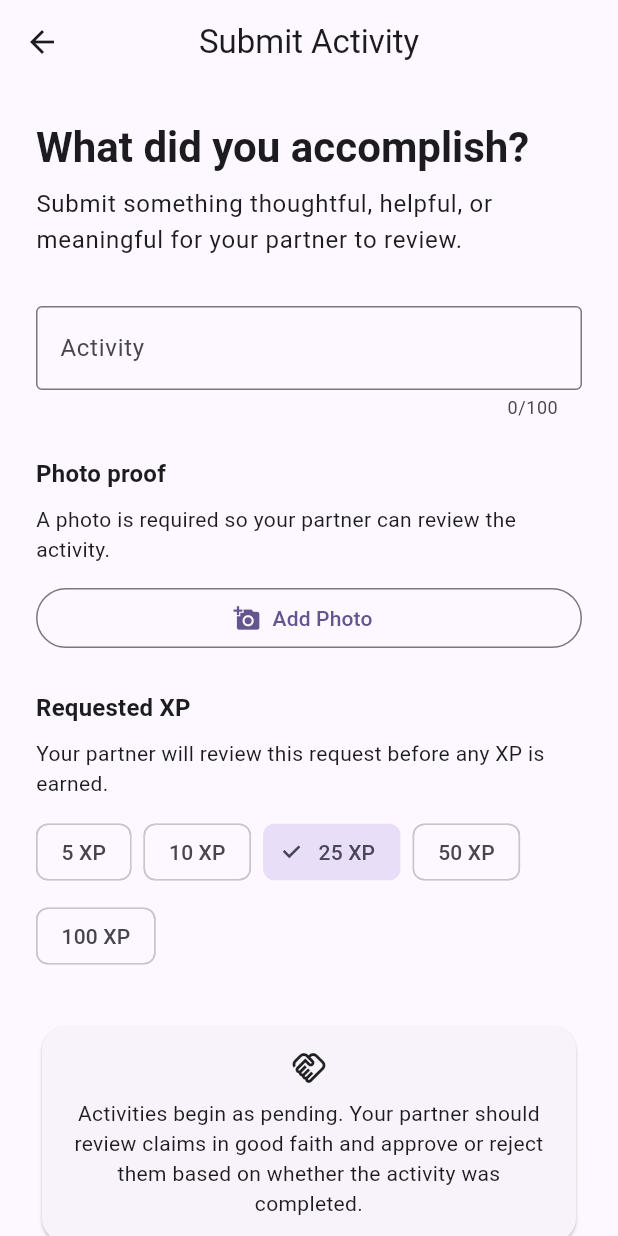
After one commit to greglbg/relationship_xp, a Flutter app: the HomeScreen screen opened directly, after a tap on "Submit Activity", on a phone screen of 412 x 824 dp. The commit adds this screen. Run offline on Flutter 3.47's test engine with Material 3 defaults, Android fonts, the phone set to English and light mode, and no system bars; our stand-ins replace cloud_firestore, firebase_auth, firebase_core, firebase_storage, image_picker; accounts and stored records are empty.

Commit message:
Add required photo proof for activity claims

```diff
--- /dev/null
+++ b/lib/screens/claims/submit_claim_screen.dart
@@ -0,0 +1,325 @@
+import 'dart:io';
+
+import 'package:cloud_firestore/cloud_firestore.dart';
+import 'package:firebase_auth/firebase_auth.dart';
+import 'package:firebase_storage/firebase_storage.dart';
+import 'package:flutter/material.dart';
+import 'package:image_picker/image_picker.dart';
+
+class SubmitClaimScreen extends StatefulWidget {
+  const SubmitClaimScreen({required this.coupleId, super.key});
+
+  final String coupleId;
+
+  @override
+  State<SubmitClaimScreen> createState() => _SubmitClaimScreenState();
+}
+
+class _SubmitClaimScreenState extends State<SubmitClaimScreen> {
+  final titleController = TextEditingController();
+  final ImagePicker imagePicker = ImagePicker();
+
+  final List<int> xpOptions = [5, 10, 25, 50, 100];
+
+  int selectedXp = 25;
+  bool isLoading = false;
+  String? errorMessage;
+  XFile? selectedImage;
+
+  Future<void> choosePhotoSource() async {
+    await showModalBottomSheet<void>(
+      context: context,
+      builder: (context) {
+        return SafeArea(
+          child: Padding(
+            padding: const EdgeInsets.symmetric(vertical: 12),
+            child: Column(
+              mainAxisSize: MainAxisSize.min,
+              children: [
+                ListTile(
+                  leading: const Icon(Icons.camera_alt),
+                  title: const Text('Take Photo'),
+                  onTap: () {
+                    Navigator.of(context).pop();
+                    pickImage(ImageSource.camera);
+                  },
+                ),
+                ListTile(
+                  leading: const Icon(Icons.photo_library),
+                  title: const Text('Choose from Gallery'),
+                  onTap: () {
+                    Navigator.of(context).pop();
+                    pickImage(ImageSource.gallery);
+                  },
+                ),
+              ],
+            ),
+          ),
+        );
+      },
+    );
+  }
+
+  Future<void> pickImage(ImageSource source) async {
+    try {
+      final image = await imagePicker.pickImage(
+        source: source,
+        imageQuality: 75,
+        maxWidth: 1600,
+      );
+
+      if (image == null) {
+        return;
+      }
+
+      if (mounted) {
+        setState(() {
+          selectedImage = image;
+          errorMessage = null;
+        });
+      }
+    } catch (_) {
+      if (mounted) {
+        setState(() {
+          errorMessage = 'Unable to select that photo.';
+        });
+      }
+    }
+  }
+
+  Future<void> submitClaim() async {
+    final user = FirebaseAuth.instance.currentUser;
+    final title = titleController.text.trim();
+
+    if (user == null) {
+      setState(() {
+        errorMessage = 'No signed-in user was found.';
+      });
+      return;
+    }
+
+    if (title.isEmpty) {
+      setState(() {
+        errorMessage = 'Please describe what you completed.';
+      });
+      return;
+    }
+
+    if (title.length > 100) {
+      setState(() {
+        errorMessage = 'Please keep the description under 100 characters.';
+      });
+      return;
+    }
+
+    if (selectedImage == null) {
+      setState(() {
+        errorMessage = 'Please add a photo showing the completed activity.';
+      });
+      return;
+    }
+
+    setState(() {
+      isLoading = true;
+      errorMessage = null;
+    });
+
+    try {
+      final claimReference = FirebaseFirestore.instance
+          .collection('couples')
+          .doc(widget.coupleId)
+          .collection('claims')
+          .doc();
+
+      final photoPath =
+          'couples/${widget.coupleId}/claims/${claimReference.id}/proof.jpg';
+
+      final storageReference = FirebaseStorage.instance.ref().child(photoPath);
+
+      await storageReference.putFile(
+        File(selectedImage!.path),
+        SettableMetadata(contentType: 'image/jpeg'),
+      );
+
+      final photoUrl = await storageReference.getDownloadURL();
+
+      await claimReference.set({
+        'title': title,
+        'xp': selectedXp,
+        'submittedByUserId': user.uid,
+        'status': 'pending',
+        'photoPath': photoPath,
+        'photoUrl': photoUrl,
+        'createdAt': FieldValue.serverTimestamp(),
+      });
+
+      if (mounted) {
+        Navigator.of(context).pop(true);
+      }
+    } on FirebaseException catch (error) {
+      if (mounted) {
+        setState(() {
+          if (error.code == 'permission-denied') {
+            errorMessage = 'The photo or activity could not be saved because permission was denied.';
+          } else {
+            errorMessage = error.message ?? 'Unable to submit the activity.';
+          }
+        });
+      }
+    } catch (_) {
+      if (mounted) {
+        setState(() {
+          errorMessage = 'Something went wrong while uploading the photo.';
+        });
+      }
+    } finally {
+      if (mounted) {
+        setState(() {
+          isLoading = false;
+        });
+      }
+    }
+  }
+
+  @override
+  void dispose() {
+    titleController.dispose();
+    super.dispose();
+  }
+
+  @override
+  Widget build(BuildContext context) {
+    return Scaffold(
+      appBar: AppBar(title: const Text('Submit Activity')),
+      body: SafeArea(
+        child: SingleChildScrollView(
+          padding: const EdgeInsets.all(24),
+          child: Column(
+            crossAxisAlignment: CrossAxisAlignment.stretch,
+            children: [
+              Text(
+                'What did you accomplish?',
+                style: Theme.of(context).textTheme.headlineMedium
+                    ?.copyWith(fontWeight: FontWeight.bold),
+              ),
+              const SizedBox(height: 8),
+              Text(
+                'Submit something thoughtful, helpful, or meaningful for your '
+                'partner to review.',
+                style: Theme.of(context).textTheme.bodyLarge,
+              ),
+              const SizedBox(height: 32),
+              TextField(
+                controller: titleController,
+                maxLength: 100,
+                textCapitalization: TextCapitalization.sentences,
+                decoration: const InputDecoration(
+                  labelText: 'Activity',
+                  hintText: 'Example: Made dinner after a long day',
+                  border: OutlineInputBorder(),
+                ),
+              ),
+              const SizedBox(height: 24),
+              Text(
+                'Photo proof',
+                style: Theme.of(context).textTheme.titleMedium
+                    ?.copyWith(fontWeight: FontWeight.bold),
+              ),
+              const SizedBox(height: 8),
+              Text(
+                'A photo is required so your partner can review the activity.',
+                style: Theme.of(context).textTheme.bodyMedium,
+              ),
+              const SizedBox(height: 12),
+              if (selectedImage == null)
+                OutlinedButton.icon(
+                  onPressed: isLoading ? null : choosePhotoSource,
+                  icon: const Icon(Icons.add_a_photo),
+                  label: const Text('Add Photo'),
+                )
+              else ...[
+                ClipRRect(
+                  borderRadius: BorderRadius.circular(16),
+                  child: Image.file(
+                    File(selectedImage!.path),
+                    height: 220,
+                    width: double.infinity,
+                    fit: BoxFit.cover,
+                  ),
+                ),
+                const SizedBox(height: 12),
+                OutlinedButton.icon(
+                  onPressed: isLoading ? null : choosePhotoSource,
+                  icon: const Icon(Icons.refresh),
+                  label: const Text('Replace Photo'),
+                ),
+              ],
+              const SizedBox(height: 24),
+              Text(
+                'Requested XP',
+                style: Theme.of(context).textTheme.titleMedium
+                    ?.copyWith(fontWeight: FontWeight.bold),
+              ),
+              const SizedBox(height: 8),
+              Text(
+                'Your partner will review this request before any XP is earned.',
+                style: Theme.of(context).textTheme.bodyMedium,
+              ),
+              const SizedBox(height: 12),
+              Wrap(
+                spacing: 8,
+                runSpacing: 8,
+                children: xpOptions.map((xp) {
+                  return ChoiceChip(
+                    label: Text('$xp XP'),
+                    selected: selectedXp == xp,
+                    onSelected: isLoading
+                        ? null
+                        : (_) {
+                            setState(() {
+                              selectedXp = xp;
+                            });
+                          },
+                  );
+                }).toList(),
+              ),
+              const SizedBox(height: 32),
+              Card(
+                child: Padding(
+                  padding: const EdgeInsets.all(16),
+                  child: Column(
+                    children: [
+                      const Icon(Icons.handshake_outlined),
+                      const SizedBox(height: 8),
+                      Text(
+                        'Activities begin as pending. Your partner should '
+                        'review claims in good faith and approve or reject '
+                        'them based on whether the activity was completed.',
+                        textAlign: TextAlign.center,
+                        style: Theme.of(context).textTheme.bodyMedium,
+                      ),
+                    ],
+                  ),
+                ),
+              ),
+              const SizedBox(height: 24),
+              if (errorMessage != null) ...[
+                Text(
+                  errorMessage!,
+                  textAlign: TextAlign.center,
+                  style: TextStyle(color: Theme.of(context).colorScheme.error),
+                ),
+                const SizedBox(height: 16),
+              ],
+              FilledButton.icon(
+                onPressed: isLoading ? null : submitClaim,
+                icon: const Icon(Icons.send),
+                label: Text(isLoading ? 'Uploading...' : 'Submit for Review'),
+              ),
+            ],
+          ),
+        ),
+      ),
+    );
+  }
+}
--- a/lib/screens/home/home_screen.dart
+++ b/lib/screens/home/home_screen.dart
@@ -3,7 +3,7 @@ import 'package:firebase_auth/firebase_auth.dart';
 import 'package:flutter/material.dart';
 
 import '../../game/xp_system.dart';
-import '../awards/award_brownie_points_screen.dart';
+import '../claims/submit_claim_screen.dart';
 
 class HomeScreen extends StatelessWidget {
   const HomeScreen({super.key});
@@ -12,17 +12,20 @@ class HomeScreen extends StatelessWidget {
     await FirebaseAuth.instance.signOut();
   }
 
-  Future<void> openAwardScreen(BuildContext context, String coupleId) async {
-    final awardCreated = await Navigator.of(context).push<bool>(
+  Future<void> openSubmitClaimScreen(
+    BuildContext context,
+    String coupleId,
+  ) async {
+    final claimSubmitted = await Navigator.of(context).push<bool>(
       MaterialPageRoute(
-        builder: (context) => AwardBrowniePointsScreen(coupleId: coupleId),
+        builder: (context) => SubmitClaimScreen(coupleId: coupleId),
       ),
     );
 
-    if (awardCreated == true && context.mounted) {
-      ScaffoldMessenger.of(
-        context,
-      ).showSnackBar(const SnackBar(content: Text('Brownie points awarded!')));
+    if (claimSubmitted == true && context.mounted) {
+      ScaffoldMessenger.of(context).showSnackBar(
+        const SnackBar(content: Text('Activity submitted for partner review.')),
+      );
     }
   }
 
@@ -103,13 +106,13 @@ class HomeScreen extends StatelessWidget {
                   FilledButton.icon(
                     onPressed: coupleId == null
                         ? null
-                        : () => openAwardScreen(context, coupleId),
-                    icon: const Icon(Icons.favorite),
-                    label: const Text('Award Brownie Points'),
+                        : () => openSubmitClaimScreen(context, coupleId),
+                    icon: const Icon(Icons.add_task),
+                    label: const Text('Submit Activity'),
                   ),
                   const SizedBox(height: 12),
                   Text(
-                    'Celebrate something your partner did.',
+                    'Your partner will review your activity before XP is earned.',
                     textAlign: TextAlign.center,
                     style: Theme.of(context).textTheme.bodySmall,
                   ),
--- a/pubspec.yaml
+++ b/pubspec.yaml
@@ -37,6 +37,8 @@ dependencies:
   firebase_core: ^4.14.0
   firebase_auth: ^6.6.1
   cloud_firestore: ^6.9.0
+  firebase_storage: ^13.5.0
+  image_picker: ^1.2.3
 
 dev_dependencies:
   flutter_test:
```
Also changed, not shown: firebase.json, pubspec.lock, 7 other files.
